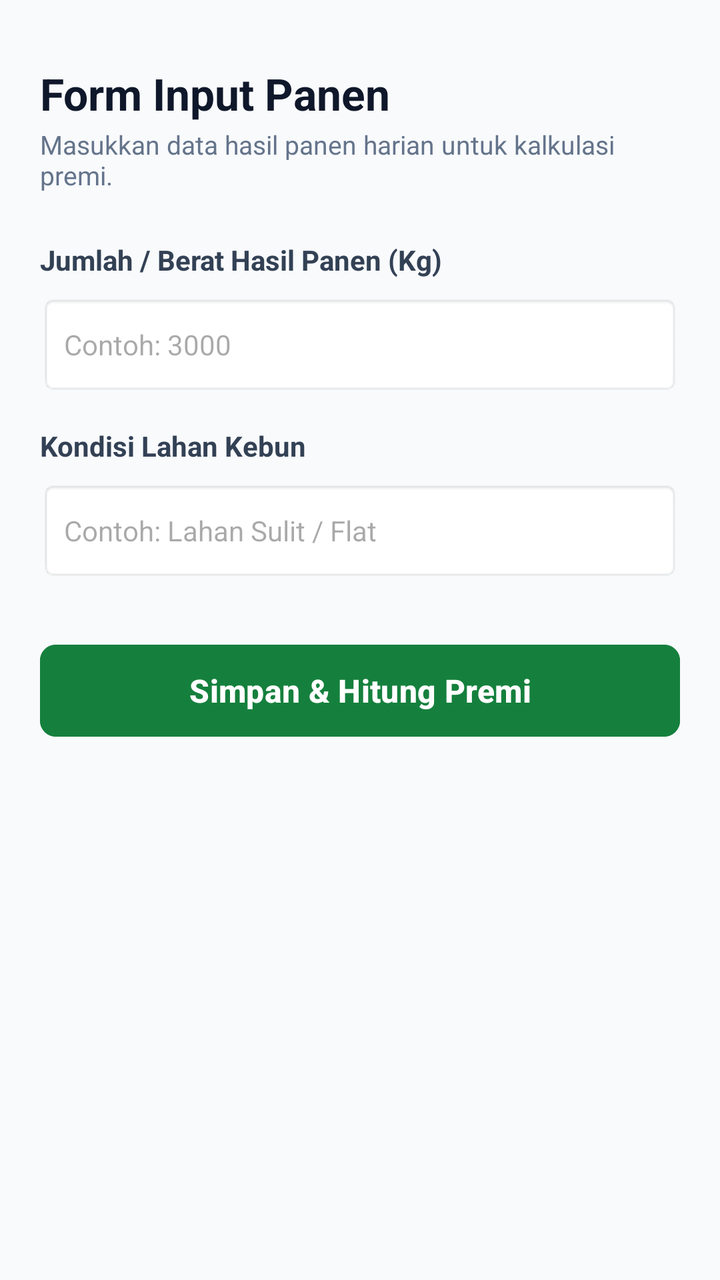
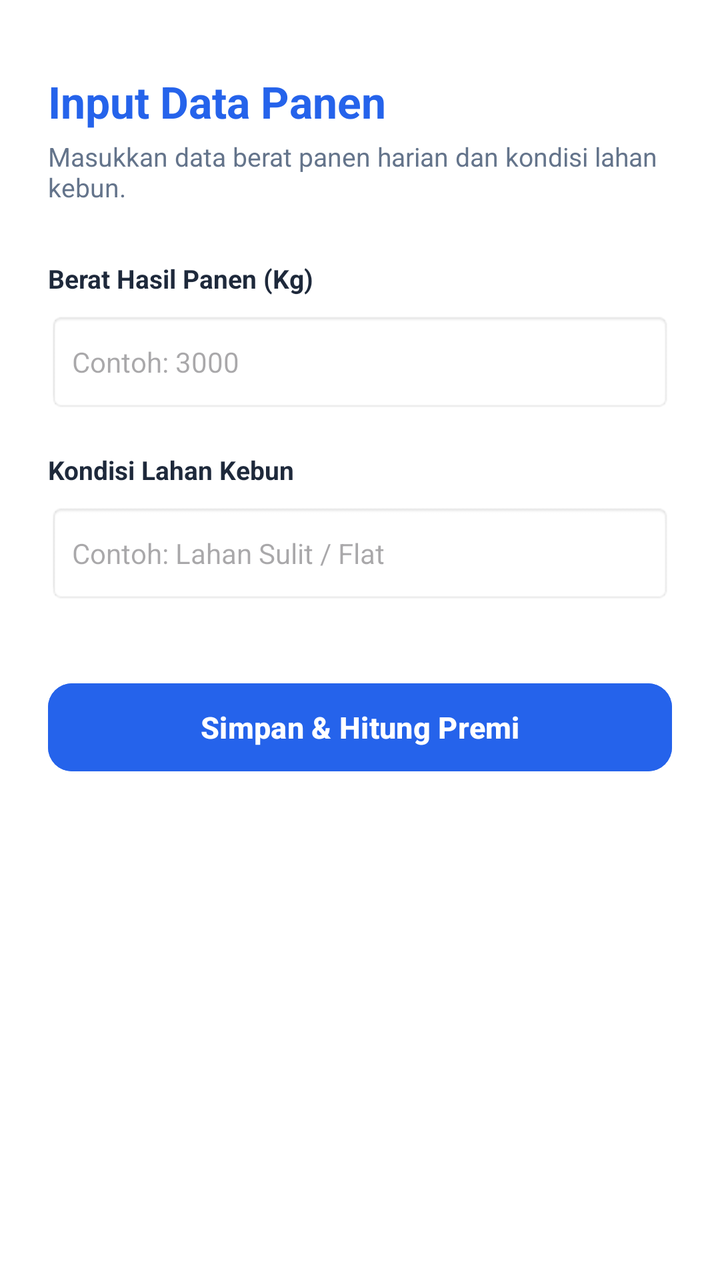

Compare the two renders of this Android layout. The source of the first and the diff that turns it into the second are given below.
<!-- AndroidManifest.xml: application theme Theme.Saturnusmulki -->
<!-- res/layout/activity_input_panen.xml -->
<?xml version="1.0" encoding="utf-8"?>
<ScrollView xmlns:android="http://schemas.android.com/apk/res/android"
    xmlns:app="http://schemas.android.com/apk/res-auto"
    xmlns:tools="http://schemas.android.com/tools"
    android:layout_width="match_parent"
    android:layout_height="match_parent"
    android:background="#F8FAFC"
    android:fillViewport="true"
    tools:context=".sipeka.InputPanenActivity">

    <LinearLayout
        android:layout_width="match_parent"
        android:layout_height="wrap_content"
        android:orientation="vertical"
        android:padding="20dp">

        <TextView
            android:layout_width="wrap_content"
            android:layout_height="wrap_content"
            android:layout_marginTop="12dp"
            android:text="Form Input Panen"
            android:textColor="#0F172A"
            android:textSize="22sp"
            android:textStyle="bold" />

        <TextView
            android:layout_width="wrap_content"
            android:layout_height="wrap_content"
            android:layout_marginTop="2dp"
            android:text="Masukkan data hasil panen harian untuk kalkulasi premi."
            android:textColor="#64748B"
            android:textSize="13sp" />

        <LinearLayout
            android:layout_width="match_parent"
            android:layout_height="wrap_content"
            android:layout_marginTop="24dp"
            android:orientation="vertical">

            <TextView
                android:layout_width="wrap_content"
                android:layout_height="wrap_content"
                android:text="Jumlah / Berat Hasil Panen (Kg)"
                android:textColor="#334155"
                android:textSize="14sp"
                android:textStyle="bold" />

            <EditText
                android:id="@+id/etBeratPanen"
                android:layout_width="match_parent"
                android:layout_height="50dp"
                android:layout_marginTop="8dp"
                android:background="@android:drawable/editbox_background"
                android:hint="Contoh: 3000"
                android:inputType="numberDecimal"
                android:padding="12dp"
                android:textSize="14sp" />

            <TextView
                android:layout_width="wrap_content"
                android:layout_height="wrap_content"
                android:layout_marginTop="16dp"
                android:text="Kondisi Lahan Kebun"
                android:textColor="#334155"
                android:textSize="14sp"
                android:textStyle="bold" />

            <EditText
                android:id="@+id/etKondisiLahan"
                android:layout_width="match_parent"
                android:layout_height="50dp"
                android:layout_marginTop="8dp"
                android:background="@android:drawable/editbox_background"
                android:hint="Contoh: Lahan Sulit / Flat"
                android:inputType="text"
                android:padding="12dp"
                android:textSize="14sp" />

            <Button
                android:id="@+id/btnSimpanPanen"
                android:layout_width="match_parent"
                android:layout_height="54dp"
                android:layout_marginTop="28dp"
                android:backgroundTint="#15803D"
                android:text="Simpan &amp; Hitung Premi"
                android:textColor="#FFFFFF"
                android:textSize="16sp"
                android:textStyle="bold"
                app:cornerRadius="8dp" />

        </LinearLayout>
    </LinearLayout>
</ScrollView>
<!-- resources referenced by this layout -->
<resources>
  <style name="Theme.Saturnusmulki" parent="Base.Theme.Saturnusmulki" />
  <style name="Base.Theme.Saturnusmulki" parent="Theme.Material3.DayNight.NoActionBar">
          
          
      </style>
</resources>

<!-- the commit's change to res/layout/activity_input_panen.xml (unified diff, before → after) -->
@@ -4,7 +4,7 @@
     xmlns:tools="http://schemas.android.com/tools"
     android:layout_width="match_parent"
     android:layout_height="match_parent"
-    android:background="#F8FAFC"
+    android:background="#FFFFFF"
     android:fillViewport="true"
     tools:context=".sipeka.InputPanenActivity">
 
@@ -12,82 +12,78 @@
         android:layout_width="match_parent"
         android:layout_height="wrap_content"
         android:orientation="vertical"
-        android:padding="20dp">
+        android:padding="24dp">
 
         <TextView
             android:layout_width="wrap_content"
             android:layout_height="wrap_content"
             android:layout_marginTop="12dp"
-            android:text="Form Input Panen"
-            android:textColor="#0F172A"
+            android:text="Input Data Panen"
+            android:textColor="#2563EB"
             android:textSize="22sp"
             android:textStyle="bold" />
 
         <TextView
             android:layout_width="wrap_content"
             android:layout_height="wrap_content"
-            android:layout_marginTop="2dp"
-            android:text="Masukkan data hasil panen harian untuk kalkulasi premi."
+            android:layout_marginTop="4dp"
+            android:text="Masukkan data berat panen harian dan kondisi lahan kebun."
             android:textColor="#64748B"
             android:textSize="13sp" />
 
-        <LinearLayout
+        <TextView
+            android:layout_width="wrap_content"
+            android:layout_height="wrap_content"
+            android:layout_marginTop="28dp"
+            android:text="Berat Hasil Panen (Kg)"
+            android:textColor="#1E293B"
+            android:textSize="13sp"
+            android:textStyle="bold" />
+
+        <EditText
+            android:id="@+id/etBeratPanen"
             android:layout_width="match_parent"
+            android:layout_height="50dp"
+            android:layout_marginTop="8dp"
+            android:background="@android:drawable/editbox_background"
+            android:hint="Contoh: 3000"
+            android:inputType="numberDecimal"
+            android:padding="12dp"
+            android:textColor="#1E293B"
+            android:textSize="14sp" />
+
+        <TextView
+            android:layout_width="wrap_content"
             android:layout_height="wrap_content"
-            android:layout_marginTop="24dp"
-            android:orientation="vertical">
+            android:layout_marginTop="20dp"
+            android:text="Kondisi Lahan Kebun"
+            android:textColor="#1E293B"
+            android:textSize="13sp"
+            android:textStyle="bold" />
 
-            <TextView
-                android:layout_width="wrap_content"
-                android:layout_height="wrap_content"
-                android:text="Jumlah / Berat Hasil Panen (Kg)"
-                android:textColor="#334155"
-                android:textSize="14sp"
-                android:textStyle="bold" />
+        <EditText
+            android:id="@+id/etKondisiLahan"
+            android:layout_width="match_parent"
+            android:layout_height="50dp"
+            android:layout_marginTop="8dp"
+            android:background="@android:drawable/editbox_background"
+            android:hint="Contoh: Lahan Sulit / Flat"
+            android:inputType="text"
+            android:padding="12dp"
+            android:textColor="#1E293B"
+            android:textSize="14sp" />
 
-            <EditText
-                android:id="@+id/etBeratPanen"
-                android:layout_width="match_parent"
-                android:layout_height="50dp"
-                android:layout_marginTop="8dp"
-                android:background="@android:drawable/editbox_background"
-                android:hint="Contoh: 3000"
-                android:inputType="numberDecimal"
-                android:padding="12dp"
-                android:textSize="14sp" />
+        <Button
+            android:id="@+id/btnSimpanPanen"
+            android:layout_width="match_parent"
+            android:layout_height="52dp"
+            android:layout_marginTop="36dp"
+            android:backgroundTint="#2563EB"
+            android:text="Simpan &amp; Hitung Premi"
+            android:textColor="#FFFFFF"
+            android:textSize="15sp"
+            android:textStyle="bold"
+            app:cornerRadius="12dp" />
 
-            <TextView
-                android:layout_width="wrap_content"
-                android:layout_height="wrap_content"
-                android:layout_marginTop="16dp"
-                android:text="Kondisi Lahan Kebun"
-                android:textColor="#334155"
-                android:textSize="14sp"
-                android:textStyle="bold" />
-
-            <EditText
-                android:id="@+id/etKondisiLahan"
-                android:layout_width="match_parent"
-                android:layout_height="50dp"
-                android:layout_marginTop="8dp"
-                android:background="@android:drawable/editbox_background"
-                android:hint="Contoh: Lahan Sulit / Flat"
-                android:inputType="text"
-                android:padding="12dp"
-                android:textSize="14sp" />
-
-            <Button
-                android:id="@+id/btnSimpanPanen"
-                android:layout_width="match_parent"
-                android:layout_height="54dp"
-                android:layout_marginTop="28dp"
-                android:backgroundTint="#15803D"
-                android:text="Simpan &amp; Hitung Premi"
-                android:textColor="#FFFFFF"
-                android:textSize="16sp"
-                android:textStyle="bold"
-                app:cornerRadius="8dp" />
-
-        </LinearLayout>
     </LinearLayout>
 </ScrollView>
